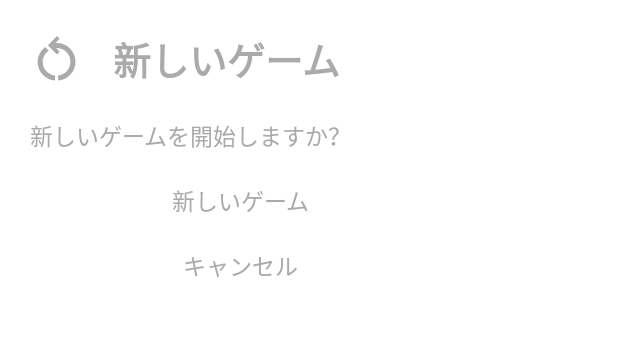
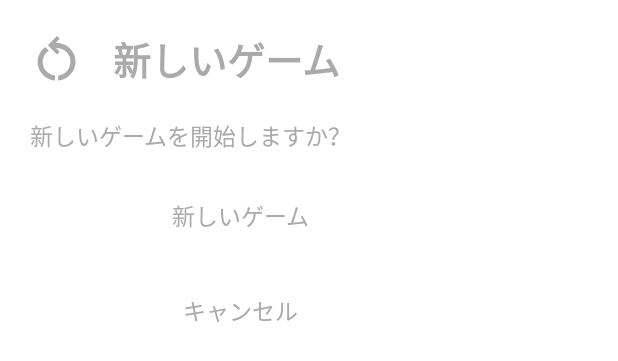
Before and after one commit to kurramkurram/solitaire, an Android app: the layout dialog_restart.xml on its own in the app's theme, with its tools: preview values and no code run, on a phone screen of 412 x 824 dp. Shown: the top 361 px of the screen. Run offline under Robolectric (Android 15) with nearby library versions, the phone set to English and light mode, and no system bars.

Commit message:
[Update] restart dialog ripple effect

```diff
--- a/app/src/main/res/layout/dialog_restart.xml
+++ b/app/src/main/res/layout/dialog_restart.xml
@@ -16,6 +16,7 @@
     <TextView
         android:id="@+id/positive_button"
         style="@style/SolitaireDialogStyle.Button"
+        android:background="?android:attr/selectableItemBackground"
         android:text="@string/restart_dialog_positive"
         app:layout_constraintTop_toBottomOf="@id/text"
         tools:ignore="MissingConstraints" />
@@ -23,6 +24,7 @@
     <TextView
         android:id="@+id/negative_button"
         style="@style/SolitaireDialogStyle.Button"
+        android:background="?android:attr/selectableItemBackground"
         android:text="@string/restart_dialog_negative"
         app:layout_constraintBottom_toBottomOf="parent"
         app:layout_constraintTop_toBottomOf="@id/positive_button"
--- a/app/src/main/res/values/dimens.xml
+++ b/app/src/main/res/values/dimens.xml
@@ -36,6 +36,7 @@
     <dimen name="restart_button_margin">20dp</dimen>
 
     <dimen name="dialog_margin">20dp</dimen>
+    <dimen name="dialog_padding">10dp</dimen>
     <dimen name="dialog_text_size">15sp</dimen>
     <dimen name="dialog_title_size">25sp</dimen>
     <dimen name="dialog_icon_wh">35dp</dimen>
--- a/app/src/main/res/values/themes.xml
+++ b/app/src/main/res/values/themes.xml
@@ -63,7 +63,9 @@
 
     <style name="SolitaireDialogStyle.Button" parent="SolitaireDialogStyle">
         <item name="android:gravity">center</item>
+        <item name="android:padding">@dimen/dialog_padding</item>
         <item name="android:layout_margin">@dimen/dialog_margin</item>
+
     </style>
 
     <style name="SolitaireSettings" />
```
